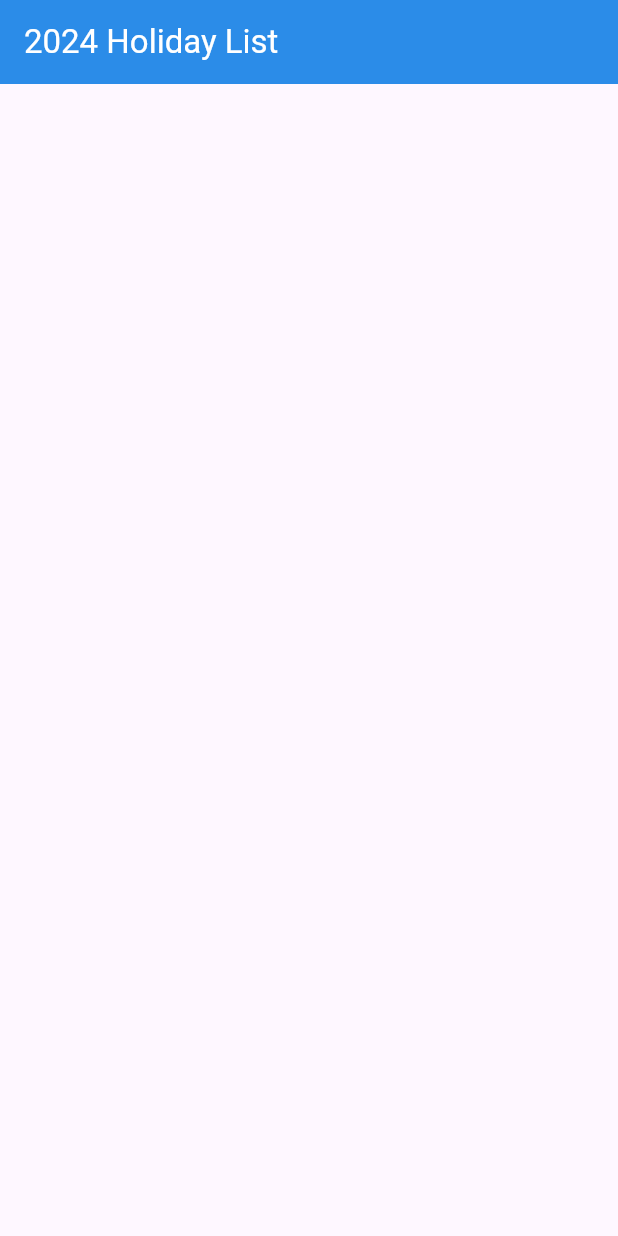
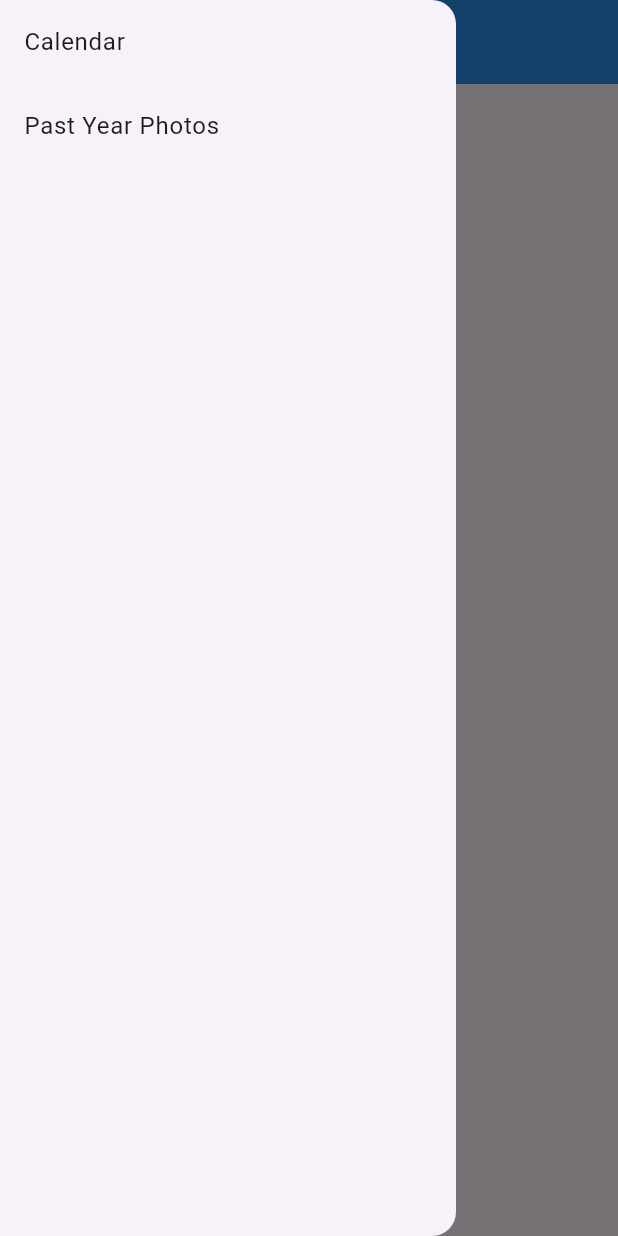
Before and after one commit to rishabhsingh9861/hostelappstudent, a Flutter app: the HolidayList screen opened directly, with the side drawer open (before the commit the screen has no drawer), on a phone screen of 412 x 824 dp. Run offline on Flutter 3.47's test engine with Material 3 defaults, Android fonts, the light colour scheme and no system bars; our stand-ins replace cloud_firestore, file_picker, firebase_auth, firebase_core, firebase_storage, google_sign_in and 3 more; missing offline and left inert: syncfusion_flutter_pdfviewer; accounts and stored records are empty; network calls fail.

Commit message:
errors solved

```diff
--- a/lib/student/Drawer/Forms/holiday_list.dart
+++ b/lib/student/Drawer/Forms/holiday_list.dart
@@ -1,6 +1,7 @@
 import 'package:firebase_core/firebase_core.dart';
 import 'package:flutter/material.dart';
 import 'package:cloud_firestore/cloud_firestore.dart';
+import 'package:vjtihostel/student/Drawer/Forms/past_year_photos.dart';
 
 void main() async {
   WidgetsFlutterBinding.ensureInitialized();
@@ -32,6 +33,28 @@ class HolidayList extends StatelessWidget {
         ),
         backgroundColor: Colors.blue,
         elevation: 50,
+      ),
+      drawer: Drawer(
+        child: ListView(
+          children: [
+            ListTile(
+              title: Text('Calendar'),
+              onTap: () {
+                Navigator.pop(context); // Close the drawer
+              },
+            ),
+            ListTile(
+              title: Text('Past Year Photos'),
+              onTap: () {
+                Navigator.pop(context); // Close the drawer
+                Navigator.push(
+                  context,
+                  MaterialPageRoute(builder: (context) => PastYearPhotosPage()),
+                );
+              },
+            ),
+          ],
+        ),
       ),
       body: StreamBuilder(
         stream: FirebaseFirestore.instance.collection('Events').snapshots(),
--- a/pubspec.yaml
+++ b/pubspec.yaml
@@ -50,7 +50,7 @@ dependencies:
   syncfusion_flutter_pdfviewer: ^24.1.45
   cached_network_image: ^3.2.0
   quickalert: ^1.0.2
-
+  table_calendar: ^3.0.9
 
 
 dev_dependencies:
```
Also changed, not shown: lib/student/Drawer/Forms/event.dart (+6 -2 lines), pubspec.lock.
